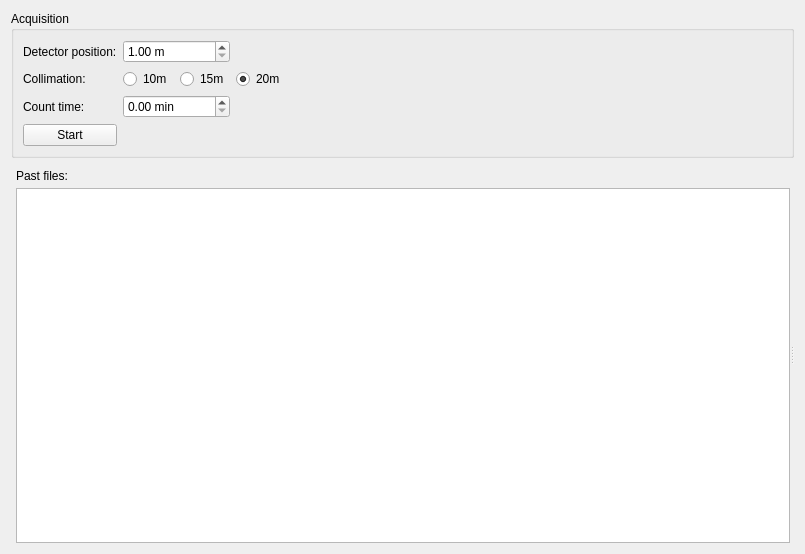
This is custom/demo/lib/gui/sanspanel.ui in mlz-ictrl/nicos as Qt 5 draws it before an edit. The edited form follows.
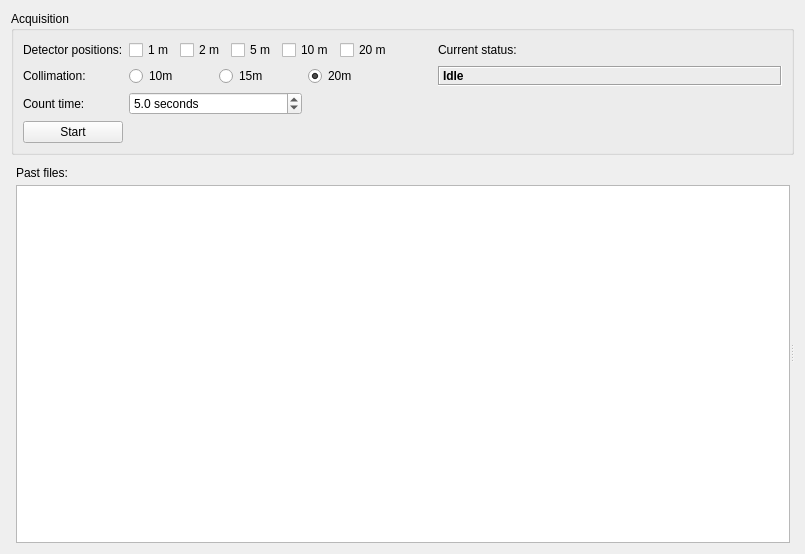
This is the edited form. Icons and pictures are not drawn.

Commit message: SANS panel: implement better behavior for virtual detector image and a few bugfixes

```diff
--- a/custom/demo/lib/gui/sanspanel.ui
+++ b/custom/demo/lib/gui/sanspanel.ui
@@ -32,27 +32,10 @@
       <string>Acquisition</string>
      </property>
      <layout class="QGridLayout" name="gridLayout">
-      <item row="2" column="1" colspan="2">
-       <widget class="QDoubleSpinBox" name="ctime">
-        <property name="suffix">
-         <string> min</string>
-        </property>
-        <property name="maximum">
-         <double>100000.000000000000000</double>
-        </property>
-       </widget>
-      </item>
-      <item row="1" column="0">
-       <widget class="QLabel" name="label_5">
-        <property name="text">
-         <string>Collimation:</string>
-        </property>
-       </widget>
-      </item>
       <item row="0" column="0">
        <widget class="QLabel" name="label_4">
         <property name="text">
-         <string>Detector position:</string>
+         <string>Detector positions:</string>
         </property>
        </widget>
       </item>
@@ -80,16 +63,26 @@
         </property>
        </widget>
       </item>
-      <item row="0" column="1" colspan="2">
-       <widget class="QDoubleSpinBox" name="detpos">
+      <item row="2" column="1" colspan="2">
+       <widget class="QDoubleSpinBox" name="ctime">
         <property name="suffix">
-         <string> m</string>
+         <string> seconds</string>
         </property>
-        <property name="minimum">
-         <double>1.000000000000000</double>
+        <property name="decimals">
+         <number>1</number>
         </property>
         <property name="maximum">
-         <double>10.000000000000000</double>
+         <double>100000.000000000000000</double>
+        </property>
+        <property name="value">
+         <double>5.000000000000000</double>
+        </property>
+       </widget>
+      </item>
+      <item row="1" column="0">
+       <widget class="QLabel" name="label_5">
+        <property name="text">
+         <string>Collimation:</string>
         </property>
        </widget>
       </item>
@@ -107,11 +100,49 @@
         </property>
        </widget>
       </item>
+      <item row="0" column="5">
+       <widget class="QLabel" name="label_3">
+        <property name="text">
+         <string>Current status:</string>
+        </property>
+       </widget>
+      </item>
+      <item row="1" column="5">
+       <widget class="QLabel" name="curstatus">
+        <property name="sizePolicy">
+         <sizepolicy hsizetype="Expanding" vsizetype="Preferred">
+          <horstretch>0</horstretch>
+          <verstretch>0</verstretch>
+         </sizepolicy>
+        </property>
+        <property name="font">
+         <font>
+          <weight>75</weight>
+          <bold>true</bold>
+         </font>
+        </property>
+        <property name="frameShape">
+         <enum>QFrame::Box</enum>
+        </property>
+        <property name="frameShadow">
+         <enum>QFrame::Sunken</enum>
+        </property>
+        <property name="text">
+         <string>Idle</string>
+        </property>
+        <property name="margin">
+         <number>3</number>
+        </property>
+       </widget>
+      </item>
       <item row="1" column="4">
        <spacer name="horizontalSpacer">
         <property name="orientation">
          <enum>Qt::Horizontal</enum>
         </property>
+        <property name="sizeType">
+         <enum>QSizePolicy::Fixed</enum>
+        </property>
         <property name="sizeHint" stdset="0">
          <size>
           <width>40</width>
@@ -120,6 +151,48 @@
         </property>
        </spacer>
       </item>
+      <item row="0" column="1" colspan="3">
+       <layout class="QHBoxLayout" name="horizontalLayout">
+        <item>
+         <widget class="QCheckBox" name="dp1m">
+          <property name="text">
+           <string>1 m</string>
+          </property>
+          <property name="checked">
+           <bool>false</bool>
+          </property>
+         </widget>
+        </item>
+        <item>
+         <widget class="QCheckBox" name="dp2m">
+          <property name="text">
+           <string>2 m</string>
+          </property>
+         </widget>
+        </item>
+        <item>
+         <widget class="QCheckBox" name="dp5m">
+          <property name="text">
+           <string>5 m</string>
+          </property>
+         </widget>
+        </item>
+        <item>
+         <widget class="QCheckBox" name="dp10m">
+          <property name="text">
+           <string>10 m</string>
+          </property>
+         </widget>
+        </item>
+        <item>
+         <widget class="QCheckBox" name="dp20m">
+          <property name="text">
+           <string>20 m</string>
+          </property>
+         </widget>
+        </item>
+       </layout>
+      </item>
      </layout>
     </widget>
    </item>
```
The commit also changes 5 other files.
